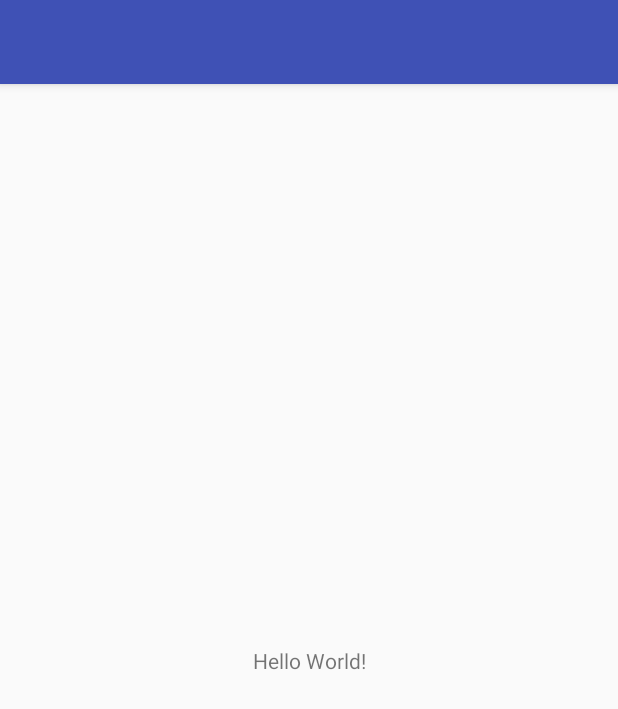
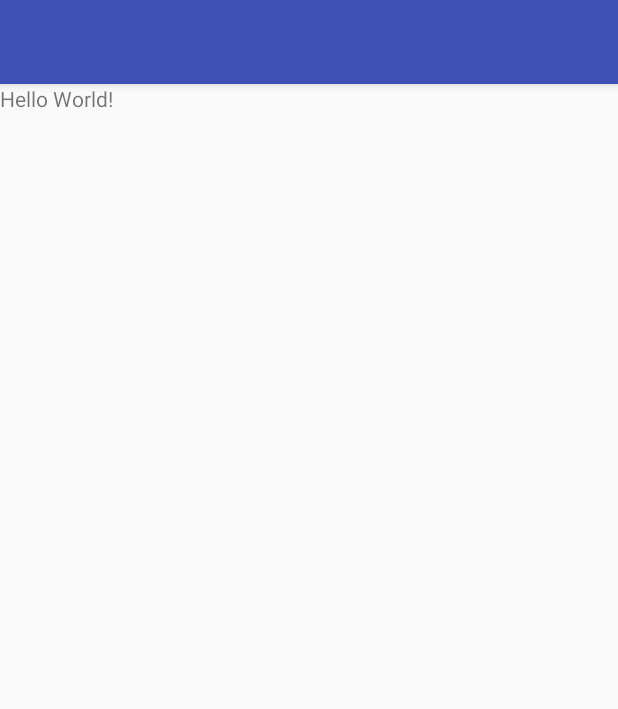
Before and after one commit to hudezhi123/AllDemo, an Android app: the screen it shows after launch (MainActivity), on a phone screen of 412 x 824 dp. Shown: the top 709 px of the screen. Run offline under Robolectric (Android 15) with nearby library versions, the light colour scheme and no system bars.

Commit message:
修改布局文件

```diff
--- a/app/src/main/res/layout/activity_main.xml
+++ b/app/src/main/res/layout/activity_main.xml
@@ -10,9 +10,6 @@
         android:layout_width="wrap_content"
         android:layout_height="wrap_content"
         android:text="Hello World!"
-        app:layout_constraintBottom_toBottomOf="parent"
-        app:layout_constraintLeft_toLeftOf="parent"
-        app:layout_constraintRight_toRightOf="parent"
-        app:layout_constraintTop_toTopOf="parent" />
+       />
 
 </android.support.constraint.ConstraintLayout>
```
